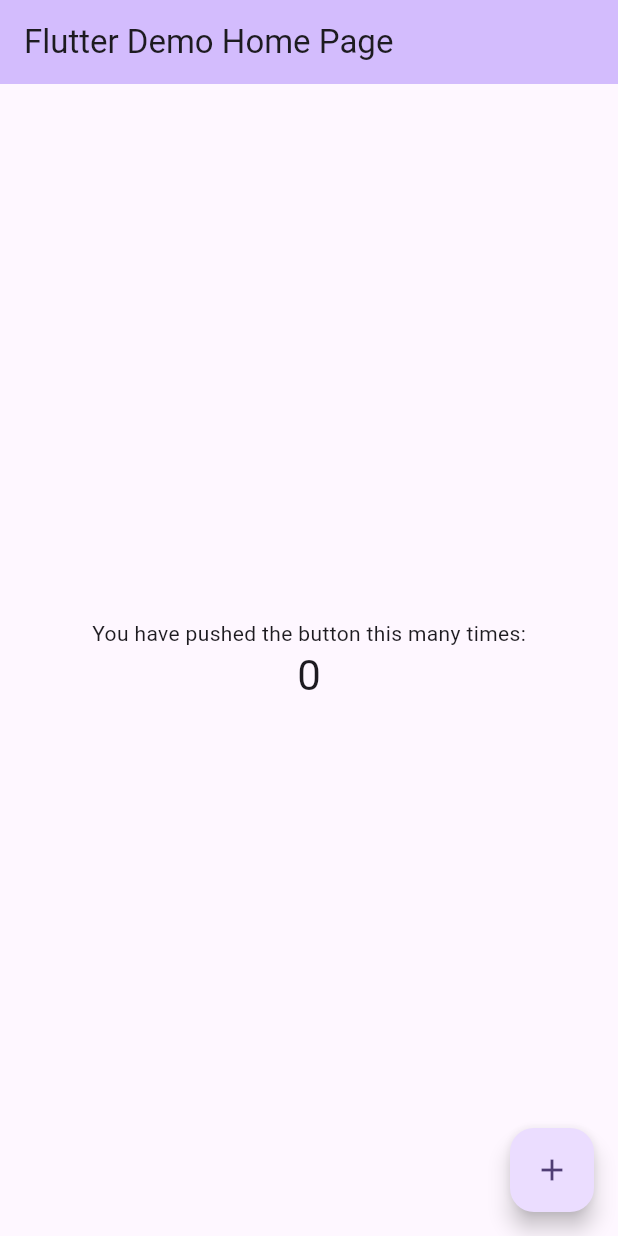
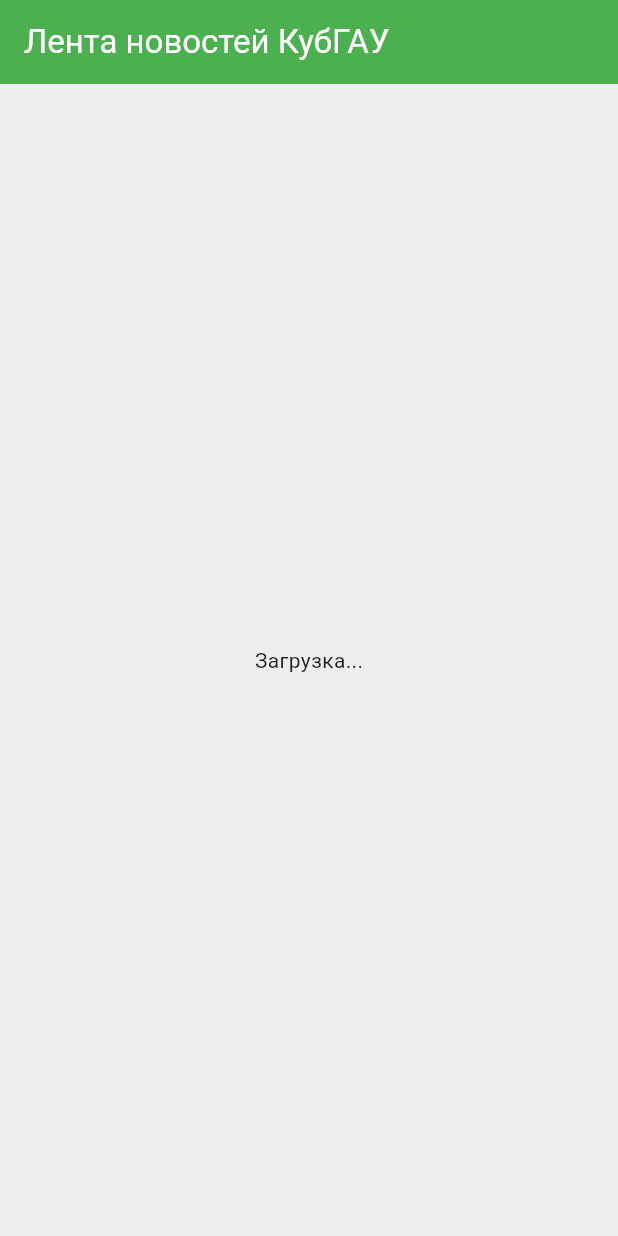
Before and after one commit to stanislavski03/PI2303_DEGTYAR, a Flutter app: the screen it shows after launch, on a phone screen of 412 x 824 dp. Run offline on Flutter 3.47's test engine with Material 3 defaults, Android fonts, the phone set to English and light mode, and no system bars.

Commit message:
lab8 4th commit
Добавил визуал для ленты новостей и подключил зависимости

```diff
--- a/lab8_app_news/lib/main.dart
+++ b/lab8_app_news/lib/main.dart
@@ -1,122 +1,48 @@
 import 'package:flutter/material.dart';
+import 'dart:io';
 
 void main() {
+  HttpOverrides.global = MyHttpOverrides();
   runApp(const MyApp());
+}
+
+class MyHttpOverrides extends HttpOverrides {
+  @override
+  HttpClient createHttpClient(SecurityContext? context) {
+    return super.createHttpClient(context)
+      ..badCertificateCallback =
+          (X509Certificate cert, String host, int port) => true;
+  }
 }
 
 class MyApp extends StatelessWidget {
   const MyApp({super.key});
 
-  // This widget is the root of your application.
   @override
   Widget build(BuildContext context) {
-    return MaterialApp(
-      title: 'Flutter Demo',
-      theme: ThemeData(
-        // This is the theme of your application.
-        //
-        // TRY THIS: Try running your application with "flutter run". You'll see
-        // the application has a purple toolbar. Then, without quitting the app,
-        // try changing the seedColor in the colorScheme below to Colors.green
-        // and then invoke "hot reload" (save your changes or press the "hot
-        // reload" button in a Flutter-supported IDE, or press "r" if you used
-        // the command line to start the app).
-        //
-        // Notice that the counter didn't reset back to zero; the application
-        // state is not lost during the reload. To reset the state, use hot
-        // restart instead.
-        //
-        // This works for code too, not just values: Most code changes can be
-        // tested with just a hot reload.
-        colorScheme: .fromSeed(seedColor: Colors.deepPurple),
-      ),
-      home: const MyHomePage(title: 'Flutter Demo Home Page'),
+    return const MaterialApp(
+      title: 'Лента новостей КубГАУ',
+      home: MyHomePage(),
     );
   }
 }
 
-class MyHomePage extends StatefulWidget {
-  const MyHomePage({super.key, required this.title});
-
-  // This widget is the home page of your application. It is stateful, meaning
-  // that it has a State object (defined below) that contains fields that affect
-  // how it looks.
-
-  // This class is the configuration for the state. It holds the values (in this
-  // case the title) provided by the parent (in this case the App widget) and
-  // used by the build method of the State. Fields in a Widget subclass are
-  // always marked "final".
-
-  final String title;
-
-  @override
-  State<MyHomePage> createState() => _MyHomePageState();
-}
-
-class _MyHomePageState extends State<MyHomePage> {
-  int _counter = 0;
-
-  void _incrementCounter() {
-    setState(() {
-      // This call to setState tells the Flutter framework that something has
-      // changed in this State, which causes it to rerun the build method below
-      // so that the display can reflect the updated values. If we changed
-      // _counter without calling setState(), then the build method would not be
-      // called again, and so nothing would appear to happen.
-      _counter++;
-    });
-  }
+class MyHomePage extends StatelessWidget {
+  const MyHomePage({super.key});
 
   @override
   Widget build(BuildContext context) {
-    // This method is rerun every time setState is called, for instance as done
-    // by the _incrementCounter method above.
-    //
-    // The Flutter framework has been optimized to make rerunning build methods
-    // fast, so that you can just rebuild anything that needs updating rather
-    // than having to individually change instances of widgets.
     return Scaffold(
+      backgroundColor: Colors.grey[200],
       appBar: AppBar(
-        // TRY THIS: Try changing the color here to a specific color (to
-        // Colors.amber, perhaps?) and trigger a hot reload to see the AppBar
-        // change color while the other colors stay the same.
-        backgroundColor: Theme.of(context).colorScheme.inversePrimary,
-        // Here we take the value from the MyHomePage object that was created by
-        // the App.build method, and use it to set our appbar title.
-        title: Text(widget.title),
+        backgroundColor: Colors.green,
+        title: const Text(
+          'Лента новостей КубГАУ',
+          style: TextStyle(color: Colors.white),
+        ),
+        centerTitle: false,
       ),
-      body: Center(
-        // Center is a layout widget. It takes a single child and positions it
-        // in the middle of the parent.
-        child: Column(
-          // Column is also a layout widget. It takes a list of children and
-          // arranges them vertically. By default, it sizes itself to fit its
-          // children horizontally, and tries to be as tall as its parent.
-          //
-          // Column has various properties to control how it sizes itself and
-          // how it positions its children. Here we use mainAxisAlignment to
-          // center the children vertically; the main axis here is the vertical
-          // axis because Columns are vertical (the cross axis would be
-          // horizontal).
-          //
-          // TRY THIS: Invoke "debug painting" (choose the "Toggle Debug Paint"
-          // action in the IDE, or press "p" in the console), to see the
-          // wireframe for each widget.
-          mainAxisAlignment: .center,
-          children: [
-            const Text('You have pushed the button this many times:'),
-            Text(
-              '$_counter',
-              style: Theme.of(context).textTheme.headlineMedium,
-            ),
-          ],
-        ),
-      ),
-      floatingActionButton: FloatingActionButton(
-        onPressed: _incrementCounter,
-        tooltip: 'Increment',
-        child: const Icon(Icons.add),
-      ),
+      body: const Center(child: Text('Загрузка...')),
     );
   }
 }
--- a/lab8_app_news/pubspec.yaml
+++ b/lab8_app_news/pubspec.yaml
@@ -30,6 +30,8 @@
 dependencies:
   flutter:
     sdk: flutter
+  http: ^0.13.6
+  intl: ^0.18.0
 
   # The following adds the Cupertino Icons font to your application.
   # Use with the CupertinoIcons class for iOS style icons.
```
Also changed, not shown: lab8_app_news/pubspec.lock.
